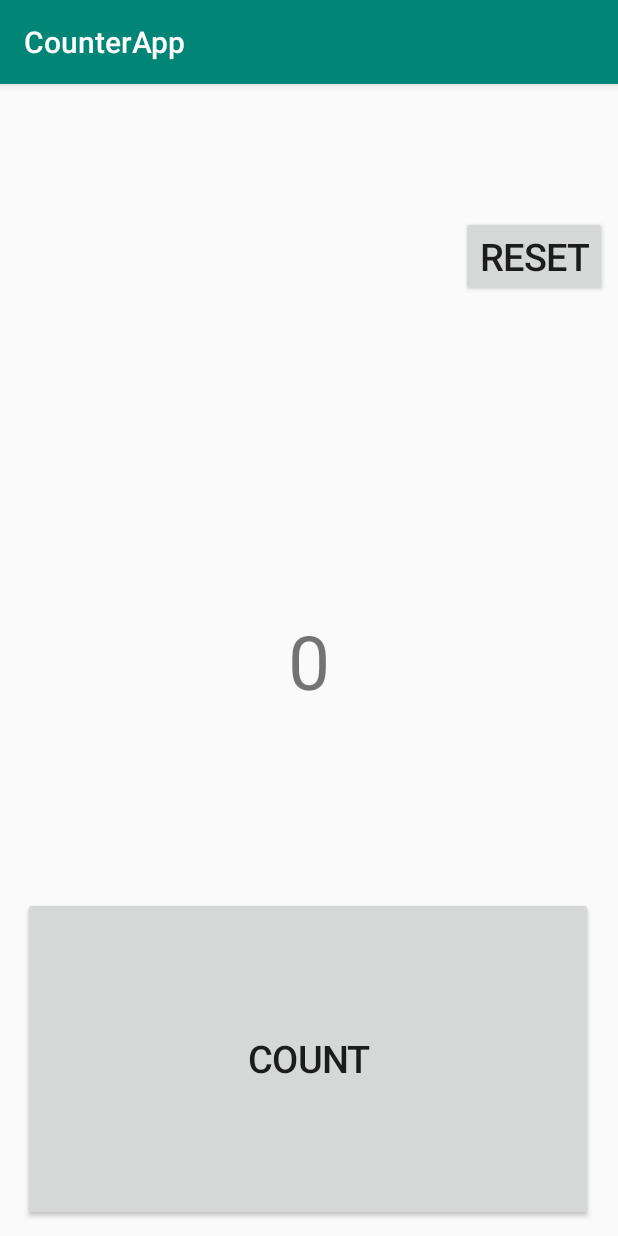
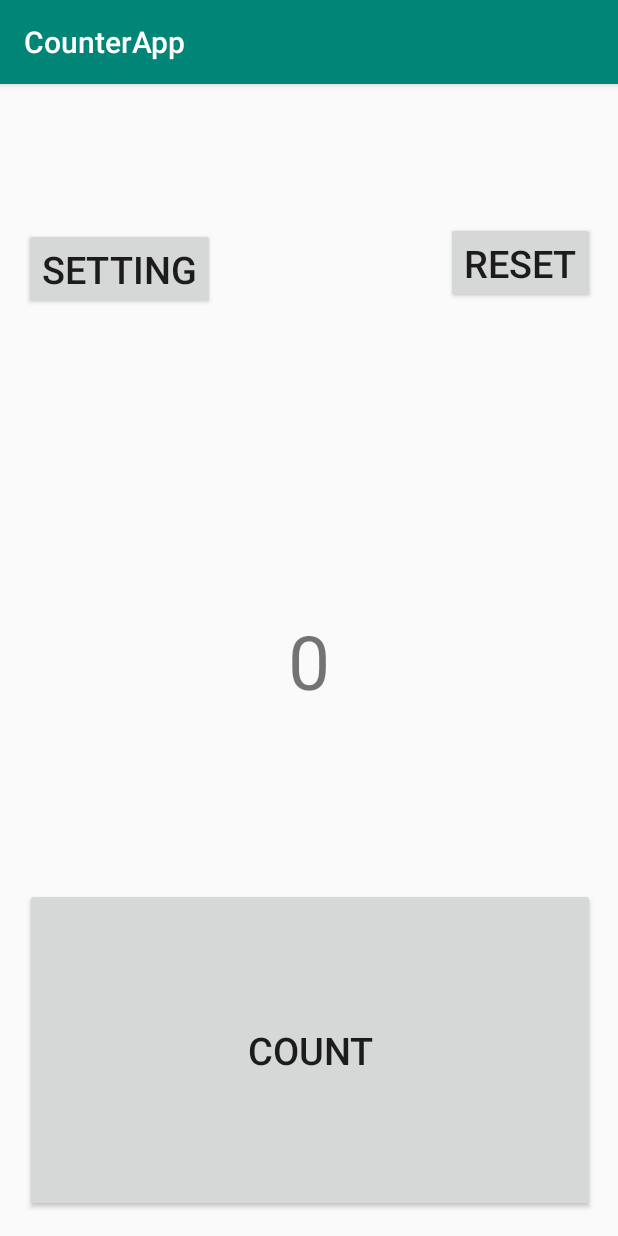
Before and after one commit to SeiyaIwabuchi/CounterApp, an Android app: the screen it shows after launch (MainActivity), on a phone screen of 412 x 824 dp. Run offline under Robolectric (Android 15) with nearby library versions, the phone set to English and light mode, and no system bars.

Commit message:
サブアクティビティの追加

```diff
--- a/app/src/main/AndroidManifest.xml
+++ b/app/src/main/AndroidManifest.xml
@@ -16,6 +16,7 @@
                 <category android:name="android.intent.category.LAUNCHER"/>
             </intent-filter>
         </activity>
+        <activity android:name=".SubActivity" android:parentActivityName=".MainActivity"></activity>
     </application>
 
 </manifest>
--- a/app/src/main/java/com/example/counterapp/MainActivity.kt
+++ b/app/src/main/java/com/example/counterapp/MainActivity.kt
@@ -1,5 +1,6 @@
 package com.example.counterapp
 
+import android.content.Intent
 import androidx.appcompat.app.AppCompatActivity
 import android.os.Bundle
 import android.util.Log
@@ -17,10 +18,9 @@ class MainActivity : AppCompatActivity() {
         var btnCount = findViewById<Button>(R.id.btnCount)
         var textCountNum = findViewById<TextView>(R.id.textCountNum)
         var btnReset = findViewById<Button>(R.id.btnReset)
+        var btnSetting = findViewById<Button>(R.id.btnSetting)
 
-        textCountNum.textSize = textSize * 2
-        btnCount.textSize = textSize
-        btnReset.textSize = textSize
+        var intent = Intent(this,SubActivity::class.java)
 
         //setContentView(R.layout.activity_main)
         //こいつを書くと画面更新ができなくなる
@@ -37,6 +37,10 @@ class MainActivity : AppCompatActivity() {
             count = 0
             textCountNum.setText(count.toString())
         }
+        btnSetting.setOnClickListener {
+            Log.d("btnSetting","Clicked")
+            startActivity(intent)
+        }
 
     }
 }
--- a/app/src/main/res/layout/activity_main.xml
+++ b/app/src/main/res/layout/activity_main.xml
@@ -14,20 +14,35 @@
             app:layout_constraintBottom_toBottomOf="parent"
             app:layout_constraintLeft_toLeftOf="parent"
             app:layout_constraintRight_toRightOf="parent"
-            app:layout_constraintTop_toTopOf="parent" android:id="@+id/textCountNum"/>
+            app:layout_constraintTop_toTopOf="parent" android:id="@+id/textCountNum" android:textSize="50sp"/>
     <Button
             android:text="@string/textbtnText"
             android:layout_width="380dp"
             android:layout_height="216dp"
-            android:id="@+id/btnCount" app:layout_constraintStart_toStartOf="parent" android:layout_marginLeft="15dp"
-            android:layout_marginStart="15dp" android:layout_marginTop="124dp"
-            app:layout_constraintTop_toBottomOf="@+id/textCountNum"/>
+            android:id="@+id/btnCount" app:layout_constraintStart_toStartOf="parent" android:layout_marginLeft="16dp"
+            android:layout_marginStart="16dp"
+            android:textSize="25sp"
+            android:layout_marginBottom="16dp" app:layout_constraintBottom_toBottomOf="parent"
+            app:layout_constraintEnd_toEndOf="parent" android:layout_marginEnd="15dp"
+            android:layout_marginRight="15dp"/>
     <Button
             android:text="@string/textReset"
             android:layout_width="wrap_content"
             android:layout_height="wrap_content"
-            android:id="@+id/btnReset" app:layout_constraintStart_toStartOf="parent" android:layout_marginLeft="307dp"
-            android:layout_marginStart="307dp" app:layout_constraintTop_toTopOf="parent"
-            android:layout_marginTop="88dp"/>
+            android:id="@+id/btnReset"
+            app:layout_constraintTop_toTopOf="parent"
+            android:layout_marginTop="92dp" app:layout_constraintEnd_toEndOf="parent" android:layout_marginEnd="16dp"
+            android:layout_marginRight="16dp" android:textSize="25sp"
+            android:layout_marginBottom="354dp"
+            app:layout_constraintBottom_toTopOf="@+id/btnCount"
+            app:layout_constraintVertical_bias="0.0" app:layout_constraintStart_toStartOf="parent"
+            android:layout_marginLeft="298dp" android:layout_marginStart="298dp"/>
+    <Button
+            android:text="@string/textSetting"
+            android:layout_width="wrap_content"
+            android:layout_height="wrap_content"
+            android:id="@+id/btnSetting" app:layout_constraintStart_toStartOf="parent" android:layout_marginLeft="16dp"
+            android:layout_marginStart="16dp" app:layout_constraintTop_toTopOf="parent"
+            android:layout_marginTop="96dp" android:textSize="25sp"/>
 
 </androidx.constraintlayout.widget.ConstraintLayout>
--- a/app/src/main/res/values/strings.xml
+++ b/app/src/main/res/values/strings.xml
@@ -4,4 +4,6 @@
     <string name="textDefautNum">0</string>
     <string name="textbtnText">Count</string>
     <string name="textReset">Reset</string>
+    <string name="textSetting">Setting</string>
+    <string name="textNoContent">設定できる項目はありません。</string>
 </resources>
```
Also changed, not shown: app/src/main/java/com/example/counterapp/SubActivity.kt (added, +15 -0 lines), app/src/main/res/layout/activity_sub.xml (added, +19 -0 lines).
